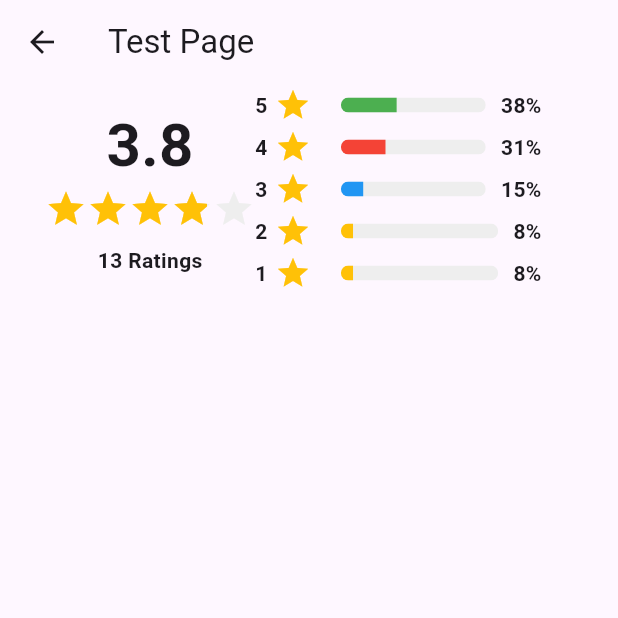
After one commit to ethar333/Innova_Hub, a Flutter app: the TestPage screen opened directly, on a phone screen of 412 x 824 dp, the top half of it. The commit adds this screen. Run offline on Flutter 3.47's test engine with Material 3 defaults, Android fonts, the phone set to English and light mode, and no system bars; drawn by our look-alikes of flutter_rating_bar; our stand-ins replace animated_splash_screen, dio, flutter_bloc, flutter_screenutil, font_awesome_flutter, image_picker and 4 more; missing offline and left inert: multiselect; accounts and stored records are empty.

Commit message:
add rating

````diff
--- /dev/null
+++ b/lib/core/widgets/rating_semmary.dart
@@ -0,0 +1,385 @@
+/// Libary to display a summary of ratings.
+///
+/// This library is used to display statistics about ratings.
+library rating_summary;
+
+import 'package:flutter/material.dart';
+import 'package:flutter_rating_bar/flutter_rating_bar.dart';
+
+/// A widget that displays a summary of a rating.
+///
+/// Example:
+///
+/// ```dart
+/// RatingSummary(
+///   counter: 13,
+///   average: 3.846,
+///   counterFiveStars: 5,
+///   counterFourStars: 4,
+///   counterThreeStars: 2,
+///   counterTwoStars: 1,
+///   counterOneStars: 1,
+/// )
+/// ```
+
+class RatingSummary extends StatelessWidget {
+  const RatingSummary({
+    Key? key,
+    required this.counter,
+    this.average = 0.0,
+    this.showAverage = true,
+    this.averageStyle = const TextStyle(
+      fontWeight: FontWeight.bold,
+      fontSize: 40,
+    ),
+    this.counterFiveStars = 0,
+    this.counterFourStars = 0,
+    this.counterThreeStars = 0,
+    this.counterTwoStars = 0,
+    this.counterOneStars = 0,
+    this.labelCounterFiveStars = const Row(
+      spacing: 5,
+      children: [
+        Text(
+          '5',
+          style: TextStyle(fontSize: 14, fontWeight: FontWeight.bold),
+        ),
+        Icon(Icons.star, color: Colors.amber),
+      ],
+    ),
+    this.labelCounterFourStars = const Row(
+      spacing: 5,
+      children: [
+        Text(
+          '4',
+          style: TextStyle(fontSize: 14, fontWeight: FontWeight.bold),
+        ),
+        Icon(Icons.star, color: Colors.amber),
+      ],
+    ),
+    this.labelCounterThreeStars = const Row(
+      spacing: 5,
+      children: [
+        Text(
+          '3',
+          style: TextStyle(fontSize: 14, fontWeight: FontWeight.bold),
+        ),
+        Icon(Icons.star, color: Colors.amber),
+      ],
+    ),
+    this.labelCounterTwoStars = const Row(
+      spacing: 5,
+      children: [
+        Text(
+          '2',
+          style: TextStyle(fontSize: 14, fontWeight: FontWeight.bold),
+        ),
+        Icon(Icons.star, color: Colors.amber),
+      ],
+    ),
+    this.labelCounterOneStars = const Row(
+      spacing: 5,
+      children: [
+        Text(
+          '1',
+          style: TextStyle(fontSize: 14, fontWeight: FontWeight.bold),
+        ),
+        Icon(Icons.star, color: Colors.amber),
+      ],
+    ),
+    this.label = 'Ratings',
+    this.labelStyle = const TextStyle(fontWeight: FontWeight.w600),
+    this.color = Colors.amber,
+    this.backgroundColor = const Color(0xFFEEEEEE),
+    this.space = 20,
+    this.thickness = 10,
+    this.starColor = Colors.amber,
+    this.alignment = CrossAxisAlignment.center,
+  }) : super(key: key);
+
+  /// The total number of ratings.
+  ///
+  /// This is the number of ratings that will be displayed in the [label].
+  final int counter;
+
+  /// The average rating.
+  ///
+  /// This is the average rating that will be displayed when [showAverage] is true.
+  /// You can use the [averageStyle] to customize the look of the average rating.
+  /// The default value is 0.0.
+  /// This value will NOT be calculated from the given parameters.
+  final double average;
+
+  /// Whether to show the average rating.
+  ///
+  /// If true, the average rating will be displayed. If not specified, the default value is true.
+  final bool showAverage;
+
+  /// The style of the [average] rating.
+  ///
+  /// You can use this to customize the look of it.
+  /// The default value is a bold font size of 40.
+  final TextStyle averageStyle;
+
+  /// The number of ratings with 5 stars.
+  ///
+  /// This is the number of ratings with 5 stars that will be displayed in the [_ReviewBar].
+  /// The default value is 0.
+  final int counterFiveStars;
+
+  /// The number of ratings with 4 stars.
+  ///
+  /// This is the number of ratings with 4 stars that will be displayed in the [_ReviewBar].
+  /// The default value is 0.
+  final int counterFourStars;
+
+  /// The number of ratings with 3 stars.
+  ///
+  /// This is the number of ratings with 3 stars that will be displayed in the [_ReviewBar].
+  /// The default value is 0.
+  final int counterThreeStars;
+
+  /// The number of ratings with 2 stars.
+  ///
+  /// This is the number of ratings with 2 stars that will be displayed in the [_ReviewBar].
+  /// The default value is 0.
+  final int counterTwoStars;
+
+  /// The number of ratings with 1 stars.
+  ///
+  /// This is the number of ratings with 1 stars that will be displayed in the [_ReviewBar].
+  final int counterOneStars;
+
+  /// The label of the [counterFiveStars].
+  ///
+  /// It will be displayed left of the [_ReviewBar] with 5 stars. The default value is '5'.
+  final Widget labelCounterFiveStars;
+
+  /// The label of the [counterFourStars].
+  ///
+  /// It will be displayed left of the [_ReviewBar] with 4 stars. The default value is '4'.
+  final Widget labelCounterFourStars;
+
+  /// The label of the [counterThreeStars].
+  ///
+  /// It will be displayed left of the [_ReviewBar] with 3 stars. The default value is '3'.
+  final Widget labelCounterThreeStars;
+
+  /// The label of the [counterTwoStars].
+  ///
+  /// It will be displayed left of the [_ReviewBar] with 2 stars. The default value is '2'.
+  final Widget labelCounterTwoStars;
+
+  /// The label of the [counterOneStars].
+  ///
+  /// It will be displayed left of the [_ReviewBar] with 1 stars. The default value is '1'.
+  final Widget labelCounterOneStars;
+
+  /// The label of the [counter]
+  ///
+  /// It will be displayed below the [average] counter with stars. It only appears when [showAverage] is true.
+  final String label;
+
+  /// The style of the [label].
+  ///
+  /// You can use this to customize the look of it. The default value is a semi-bold font.
+  final TextStyle labelStyle;
+
+  /// The color of the horizontal bar [_ReviewBar].
+  ///
+  /// The default value is Colors.amber.
+  final Color color;
+
+  /// The color of the unused stars and the background of the horizontal bar [_ReviewBar].
+  ///
+  /// The default value is Color(0xFFEEEEEE).
+  final Color backgroundColor;
+
+  /// The space between the label and the bar.
+  ///
+  /// The default value is 20.
+  final double space;
+
+  /// The thickness of the bar.
+  ///
+  /// The default value is 10.
+  final double thickness;
+
+  /// The color of stars.
+  ///
+  /// The default value is Colors.amber.
+  final Color starColor;
+
+  /// The alignment of rating summary.
+  ///
+  /// The default value is MainAxisAlignment.center.
+  final CrossAxisAlignment alignment;
+
+  @override
+  Widget build(BuildContext context) {
+    return Row(
+      mainAxisSize: MainAxisSize.min,
+      children: [
+        if (showAverage) ...[
+          const SizedBox(width: 30),
+          Flexible(
+            child: Column(
+              crossAxisAlignment: alignment,
+              mainAxisSize: MainAxisSize.min,
+              children: [
+                Text(average.toStringAsFixed(1), style: averageStyle),
+                RatingBarIndicator(
+                  rating: average,
+                  itemSize: 28,
+                  unratedColor: backgroundColor,
+                  itemBuilder: (context, index) {
+                    return Icon(Icons.star, color: starColor);
+                  },
+                ),
+                const SizedBox(height: 10),
+                Text(
+                  "$counter $label",
+                  style: const TextStyle(fontWeight: FontWeight.w600),
+                  overflow: TextOverflow.fade,
+                ),
+              ],
+            ),
+          ),
+        ],
+        Flexible(
+          child: Column(
+            mainAxisSize: MainAxisSize.min,
+            children: [
+              _ReviewBar(
+                label: labelCounterFiveStars,
+                value: counterFiveStars / counter,
+                color: Colors.green,
+                space: space,
+                thickness: thickness,
+                backgroundColor: backgroundColor,
+              ),
+              _ReviewBar(
+                label: labelCounterFourStars,
+                value: counterFourStars / counter,
+                color: Colors.red,
+                space: space,
+                thickness: thickness,
+                backgroundColor: backgroundColor,
+              ),
+              _ReviewBar(
+                label: labelCounterThreeStars,
+                value: counterThreeStars / counter,
+                color: Colors.blue,
+                space: space,
+                thickness: thickness,
+                backgroundColor: backgroundColor,
+              ),
+              _ReviewBar(
+                label: labelCounterTwoStars,
+                value: counterTwoStars / counter,
+                color: Colors.amber,
+                space: space,
+                thickness: thickness,
+                backgroundColor: backgroundColor,
+              ),
+              _ReviewBar(
+                label: labelCounterOneStars,
+                value: counterOneStars / counter,
+                color: color,
+                space: space,
+                thickness: thickness,
+                backgroundColor: backgroundColor,
+              ),
+            ],
+          ),
+        ),
+      ],
+    );
+  }
+}
+
+/// A widget that displays a horizontal bar with a label.
+///
+/// Example:
+/// ```dart
+///  _ReviewBar(
+///    label: "5",
+///    value: counterFiveStars / counter,
+///    color: color,
+///    secondaryColor: secondaryColor,
+///  )
+/// ```
+class _ReviewBar extends StatelessWidget {
+  const _ReviewBar({
+    Key? key,
+    required this.label,
+    required this.value,
+    this.color = Colors.amber,
+    this.space = 20,
+    this.thickness = 10,
+    this.backgroundColor = const Color(0xFFEEEEEE),
+  }) : super(key: key);
+
+  /// The label of the bar.
+  ///
+  /// It will be displayed on the left side of the bar.
+  final Widget label;
+
+  /// The progress value of the bar.
+  ///
+  /// It must be between 0.0 and 1.0.
+  final double value;
+
+  /// The color of the bar.
+  ///
+  /// The default value is Colors.amber.
+  final Color color;
+
+  /// The backgroundcolor of the bar.
+  ///
+  /// The default value is Color(0xFFEEEEEE).
+  final Color backgroundColor;
+
+  /// The space between the label and the bar.
+  ///
+  /// The default value is 20.
+  final double space;
+
+  /// The thickness of the bar.
+  ///
+  /// The default value is 10.
+  final double thickness;
+
+  @override
+  Widget build(BuildContext context) {
+    return Padding(
+      padding: const EdgeInsets.symmetric(vertical: 2),
+      child: Row(
+        crossAxisAlignment: CrossAxisAlignment.center,
+        mainAxisSize: MainAxisSize.min,
+        children: [
+          label,
+          SizedBox(width: space),
+          Expanded(
+            child: ClipRRect(
+              borderRadius: BorderRadius.circular(8),
+              child: SizedBox(
+                height: thickness,
+                child: LinearProgressIndicator(
+                  value: value.isFinite ? value : 0.0,
+                  valueColor: AlwaysStoppedAnimation<Color>(color),
+                  backgroundColor: backgroundColor,
+                ),
+              ),
+            ),
+          ),
+          const SizedBox(width: 10),
+          Text(
+            "${(value * 100).toStringAsFixed(0)}%",
+            style: const TextStyle(fontWeight: FontWeight.w600),
+          ),
+        ],
+      ),
+    );
+  }
+}
--- a/lib/main.dart
+++ b/lib/main.dart
@@ -1,4 +1,3 @@
-
 import 'package:flutter/material.dart';
 import 'package:flutter_screenutil/flutter_screenutil.dart';
 import 'package:innovahub_app/config/app_router.dart';
--- /dev/null
+++ b/lib/test_page.dart
@@ -0,0 +1,30 @@
+import 'package:flutter/material.dart';
+import 'package:innovahub_app/core/widgets/rating_semmary.dart';
+
+class TestPage extends StatelessWidget {
+  const TestPage({super.key});
+
+  @override
+  Widget build(BuildContext context) {
+    return Scaffold(
+        appBar: AppBar(
+          title: const Text('Test Page'),
+        ),
+        body: const Column(
+          children: [
+            RatingSummary(
+              counter: 13,
+              average: 3.846,
+              counterFiveStars: 5,
+              counterFourStars: 4,
+              counterThreeStars: 2,
+              counterTwoStars: 1,
+              counterOneStars: 1,
+            ),
+          ],
+        ));
+  }
+}
+// user name
+// user rating
+// user description " review "
--- a/pubspec.yaml
+++ b/pubspec.yaml
@@ -45,6 +45,7 @@ dependencies:
   webview_flutter: ^4.10.0
   quickalert: ^1.1.0
   url_launcher: ^6.3.1
+  flutter_rating_bar: ^4.0.1
 dev_dependencies:
   flutter_test:
     sdk: flutter
````
Also changed, not shown: pubspec.lock.
